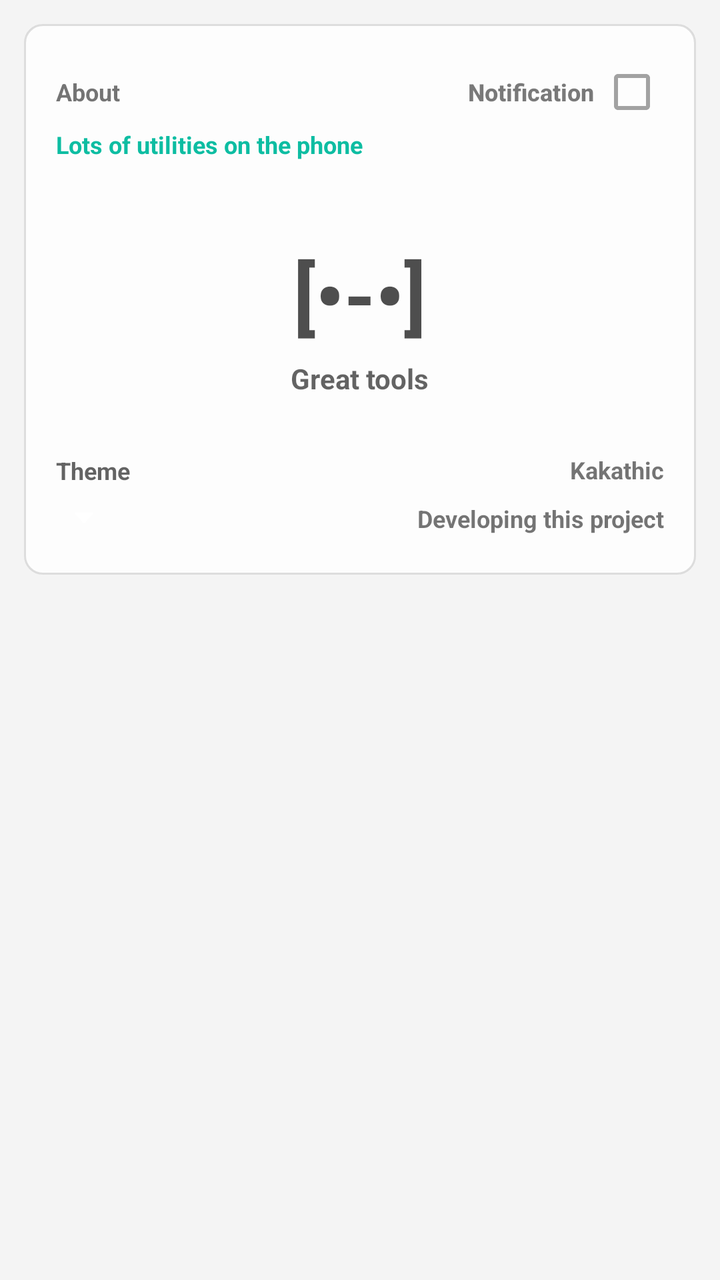
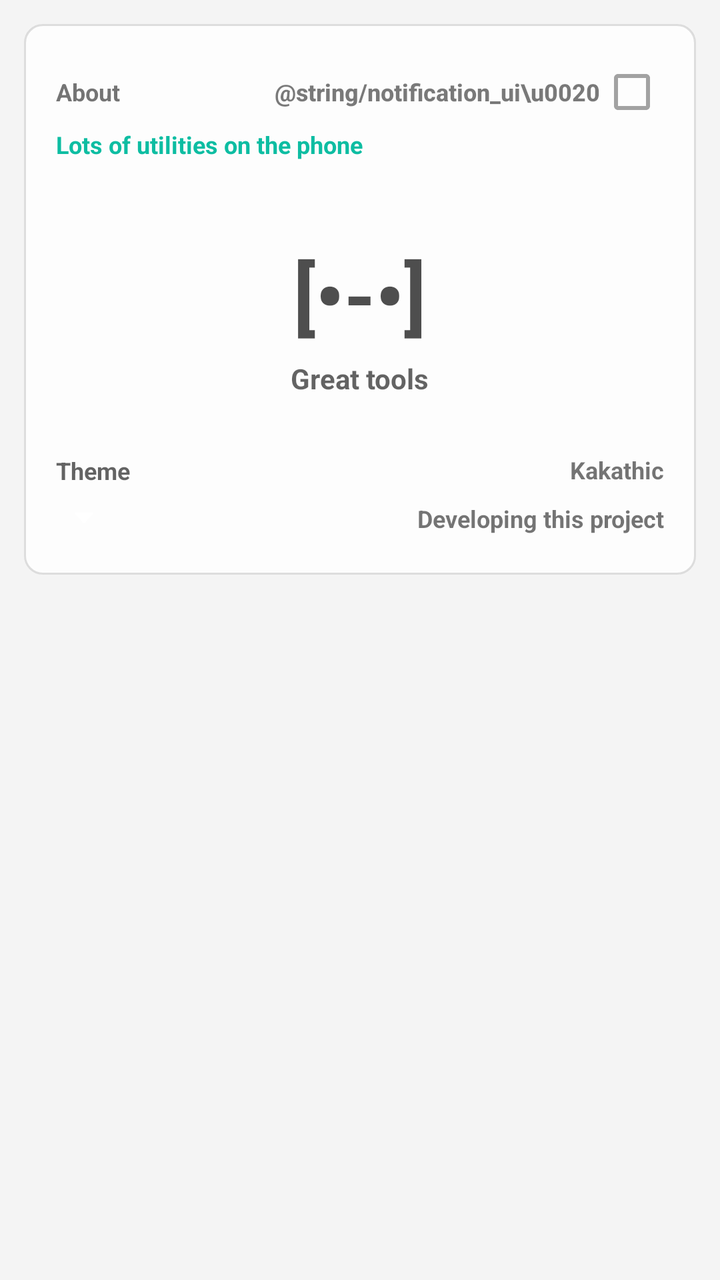

The first picture is an Android layout as it rendered before a commit; the second is the same layout after the commit. The layout source and the unified diff follow.
<!-- AndroidManifest.xml: application theme AppTheme -->
<!-- res/layout/dialog_about.xml -->
<?xml version="1.0" encoding="utf-8"?>
<FrameLayout xmlns:android="http://schemas.android.com/apk/res/android"
    android:layout_width="match_parent"
    android:layout_height="match_parent"
    style="@style/dialogRoot">
    <LinearLayout
        android:orientation="vertical"
        android:background="@drawable/krscript_item_ripple_kon"
        android:padding="@dimen/activity_horizontal_margin"
        android:layout_width="match_parent"
        android:layout_height="wrap_content">
        <LinearLayout
            android:gravity="center_vertical"
            android:orientation="horizontal"
            android:layout_width="match_parent"
            android:layout_height="wrap_content">
            <TextView
                android:textSize="12sp"
                android:textStyle="bold"
                android:layout_width="wrap_content"
                android:layout_height="wrap_content"
                android:text="@string/about_title" />
            <LinearLayout
                android:gravity="end"
                android:orientation="horizontal"
                android:layout_width="match_parent"
                android:layout_height="wrap_content">
                <CheckBox
                    android:textSize="12sp"
                    android:gravity="center_vertical"
                    android:id="@+id/notification_ui"
                    android:focusable="true"
                    android:clickable="true"
                    android:layout_width="wrap_content"
                    android:layout_height="wrap_content"
                    android:button="@null"
                    android:text="@string/notification_ui"
                    android:alpha="0.6"
                    android:drawableEnd="?android:attr/listChoiceIndicatorMultiple" />
            </LinearLayout>
        </LinearLayout>
        <TextView
            android:textSize="12sp"
            android:textColor="@color/colorAccent"
            android:layout_width="match_parent"
            android:layout_height="wrap_content"
            android:textStyle="bold"
            android:text="@string/appliction_desc" />
        <FrameLayout
            android:layout_width="match_parent"
            android:layout_height="wrap_content"
            android:layout_marginTop="40dp">
            <TextView
                android:textSize="40sp"
                android:textColor="@drawable/text_color_selector"
                android:layout_gravity="center"
                android:id="@+id/appliction_nameText"
                android:textStyle="bold"
                android:focusable="true"
                android:clickable="true"
                android:alpha="0.8"
                android:layout_width="wrap_content"
                android:layout_height="wrap_content"
                android:text="@string/appliction_name"
                android:textAlignment="center" />
        </FrameLayout>
        <FrameLayout
            android:layout_width="match_parent"
            android:layout_height="wrap_content"
            android:layout_marginTop="6dp">
            <TextView
                android:textColor="@drawable/text_color_selector"
                android:layout_gravity="center"
                android:id="@+id/appliction_authorText"
                android:textStyle="bold"
                android:focusable="true"
                android:clickable="true"
                android:alpha="0.7"
                android:layout_width="wrap_content"
                android:layout_height="wrap_content"
                android:text="@string/appliction_author" />
        </FrameLayout>
        <LinearLayout
            android:gravity="bottom"
            android:orientation="horizontal"
            android:layout_width="match_parent"
            android:layout_height="wrap_content">
            <LinearLayout
                android:orientation="vertical"
                android:layout_width="0dp"
                android:layout_height="wrap_content"
                android:layout_weight="50.0">
                <TextView
                    android:textSize="12sp"
                    android:textStyle="bold"
                    android:textColor="@drawable/text_color_selector"
                    android:layout_width="wrap_content"
                    android:layout_height="wrap_content"
                    android:text="@string/theme_text"
                    android:alpha="0.7" />
                <TextView
                    android:textSize="12sp"
                    android:textStyle="bold"
                    android:ellipsize="end"
                    android:gravity="center_vertical"
                    android:id="@+id/theme_selector"
                    android:focusable="true"
                    android:clickable="true"
                    android:layout_width="wrap_content"
                    android:layout_height="wrap_content"
                    android:layout_marginTop="4dp"
                    android:singleLine="true"
                    android:drawablePadding="6dp"
                    android:drawableEnd="@drawable/abc_spinner_mtrl_am_alpha" />
            </LinearLayout>
            <LinearLayout
                android:orientation="vertical"
                android:paddingBottom="4dp"
                android:layout_width="0dp"
                android:layout_height="wrap_content"
                android:layout_weight="50.0">
                <TextView
                    android:textSize="12sp"
                    android:paddingBottom="4dp"
                    android:textStyle="bold"
                    android:layout_width="match_parent"
                    android:layout_height="wrap_content"
                    android:layout_marginTop="28dp"
                    android:text="@string/author_name"
                    android:textAlignment="textEnd" />
                <TextView
                    android:textSize="12sp"
                    android:textStyle="bold"
                    android:layout_width="match_parent"
                    android:layout_height="wrap_content"
                    android:layout_marginTop="4dp"
                    android:text="@string/engine_version_name"
                    android:textAlignment="textEnd" />
            </LinearLayout>
        </LinearLayout>
    </LinearLayout>
</FrameLayout>
<!-- resources referenced by this layout -->
<resources>
  <color name="colorAccent">#0dbda2</color>
  <dimen name="activity_horizontal_margin">16dp</dimen>
  <!-- drawable text_color_selector (drawable) -->
  <?xml version="1.0" encoding="utf-8"?>
  <selector xmlns:android="http://schemas.android.com/apk/res/android">
      
      <item android:color="?attr/colorPrimary" android:state_pressed="true"/>
      
      <item android:color="?android:attr/textColorPrimary"/>
  </selector>
  <string name="about_title">About</string>
  <string name="appliction_author">Great tools</string>
  <string name="appliction_desc">Lots of utilities on the phone</string>
  <string name="appliction_name">[•-•]</string>
  <string name="author_name">Kakathic</string>
  <string name="engine_version_name">Developing this project</string>
  <string name="notification_ui">"Notification "</string>
  <string name="theme_text">Theme</string>
  <style name="dialogRoot">
          <item name="android:layout_width">match_parent</item>
          <item name="android:layout_height">match_parent</item>
          <item name="android:orientation">vertical</item>
          <item name="android:padding">12dp</item>
      </style>
  <color name="colorPrimary">#64CDB6</color>
  <color name="colorPrimaryDark">#30C7B6</color>
  <color name="colorParseDark">#20605f5f</color>
  <color name="colorPirmDark">#20000000</color>
  <color name="status_bg_light">@android:color/white</color>
  <style name="AppTheme.AppBarOverlay.Light" parent="ThemeOverlay.AppCompat.ActionBar">
          <item name="titleTextColor">?android:textColorPrimary</item>
          <item name="subtitleTextColor">?android:textColorSecondary</item>
          <item name="colorControlNormal">?android:textColorPrimary</item>
          <item name="android:foregroundTint">?android:textColorSecondary</item>
          <item name="android:foregroundTintMode">screen</item>
      </style>
  <color name="window_bg_light">#f4f4f4</color>
  <color name="cardBgLight">#CCFFFFFF</color>
  <!-- drawable switch_track (drawable) -->
  <?xml version="1.0" encoding="utf-8"?>
  <selector xmlns:android="http://schemas.android.com/apk/res/android">
      <item android:state_enabled="false" android:drawable="@drawable/switch_track_disabled"/>
      <item android:state_checked="true" android:drawable="@drawable/switch_track_open" />
      <item android:state_checked="false" android:drawable="@drawable/switch_track_close" />
      <item android:drawable="@drawable/switch_track_close" />
  </selector>
  
      
  <style name="textTitle">
          <item name="android:textColor">?android:attr/textColorPrimary</item>
          <item name="android:textStyle">bold</item>
          <item name="android:textSize">14dp</item>
      </style>
  <!-- drawable seekbar_thumb (drawable) -->
  <?xml version="1.0" encoding="utf-8"?>
  <shape xmlns:android="http://schemas.android.com/apk/res/android">
      <solid android:color="@android:color/transparent" />
      <corners android:radius="10dp" />
      <size
          android:width="12dp"
          android:height="12dp" />
  </shape>
  <!-- drawable switch_track_disabled (drawable) -->
  <?xml version="1.0" encoding="utf-8"?>
  <shape xmlns:android="http://schemas.android.com/apk/res/android">
      <solid android:color="#22888888" />
      <corners android:radius="10dp" />
      <size android:width="66dp" android:height="20dp" />
  </shape>
  <!-- drawable switch_track_open (drawable) -->
  <?xml version="1.0" encoding="utf-8"?>
  <shape xmlns:android="http://schemas.android.com/apk/res/android">
      <solid android:color="?android:colorAccent" />
      <corners android:radius="10dp" />
      <size android:width="66dp" android:height="20dp" />
  </shape>
  <!-- drawable switch_track_close (drawable) -->
  <?xml version="1.0" encoding="utf-8"?>
  <shape xmlns:android="http://schemas.android.com/apk/res/android">
      <solid android:color="#44888888" />
      <corners android:radius="10dp" />
      <size android:width="66dp" android:height="20dp" />
  </shape>
  <!-- unchanged entries left out for length: 9 -->
</resources>

<!-- the commit's change to res/layout/dialog_about.xml (unified diff, before → after) -->
@@ -34,7 +34,7 @@
                     android:layout_width="wrap_content"
                     android:layout_height="wrap_content"
                     android:button="@null"
-                    android:text="@string/notification_ui"
+                    android:text="@string/notification_ui\u0020"
                     android:alpha="0.6"
                     android:drawableEnd="?android:attr/listChoiceIndicatorMultiple" />
             </LinearLayout>
<!-- resource entries referenced after the edit -->
@@ -16,7 +16,7 @@
   <string name="appliction_name">[•-•]</string>
   <string name="author_name">Kakathic</string>
   <string name="engine_version_name">Developing this project</string>
-  <string name="notification_ui">"Notification "</string>
+  <string name="notification_ui">Notification</string>
   <string name="theme_text">Theme</string>
   <style name="dialogRoot">
           <item name="android:layout_width">match_parent</item>
